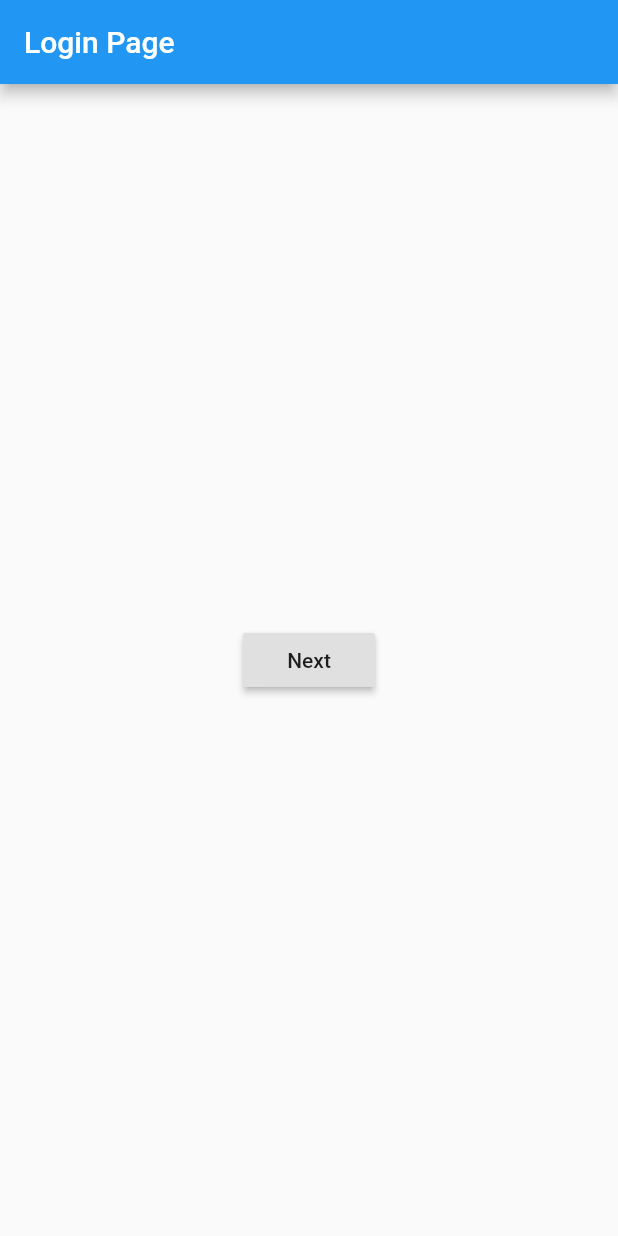
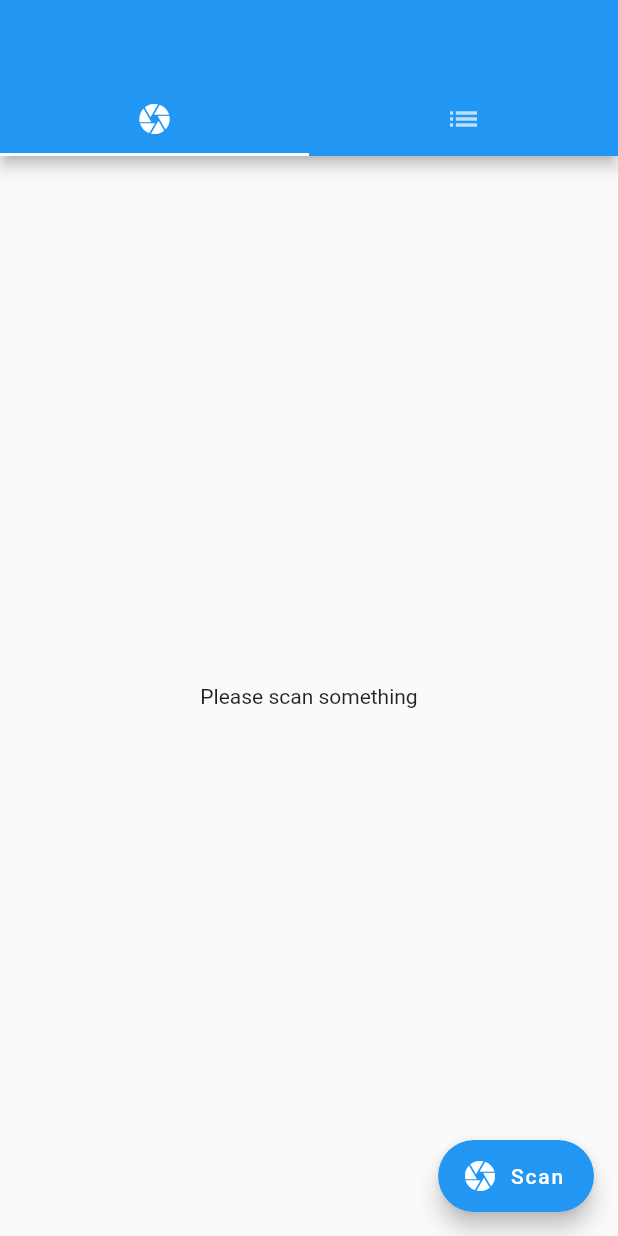
Before and after one commit to manikandan-selvanathan/flutter_learning, a Flutter app: the screen it shows after launch, on a phone screen of 412 x 824 dp. Run offline on Flutter 3.47's test engine with Material 2 defaults, Android fonts, the phone set to English and light mode, and no system bars; missing offline and left inert: barcode_scan.

Commit message:
Added Barcode Sample

```diff
--- /dev/null
+++ b/lib/BarcodeScan.dart
@@ -0,0 +1,47 @@
+import 'package:flutter/material.dart';
+import 'package:barcode_scan/barcode_scan.dart';
+
+class BarcodeMainPage extends StatefulWidget {
+  @override
+  BarcodeMainPageState createState() => BarcodeMainPageState();
+}
+
+class BarcodeMainPageState extends State<BarcodeMainPage> {
+  String result="Please scan something";
+
+  Future scanQR() async {
+
+    String qrResult=await BarcodeScanner.scan();
+    setState(() {
+      result=qrResult;
+    });
+
+  }
+
+  @override
+  Widget build(BuildContext context) {
+    return MaterialApp(
+      home: DefaultTabController(
+          length: 2,
+          child: Scaffold(
+            appBar: AppBar(
+              bottom: TabBar(
+                  tabs: <Widget>[
+                    Tab(child:Icon(Icons.camera)),
+                    Tab(child:Icon(Icons.list))
+                  ]),
+            ),
+            body: TabBarView(children: <Widget>[
+              Center(child:Text(result)),
+              Center(child: Text('2'),)
+            ]),
+            floatingActionButton: FloatingActionButton.extended(
+              icon:Icon(Icons.camera),
+              label: Text('Scan'),
+              onPressed: scanQR,
+            ),
+          )),
+
+    );
+  }
+}
--- a/lib/main.dart
+++ b/lib/main.dart
@@ -1,5 +1,6 @@
 import 'package:flutter/material.dart';
 
+import 'BarcodeScan.dart';
 import 'PageRedirection.dart';
 
 void main() => runApp(MyApp());
@@ -12,7 +13,7 @@ class MyApp extends StatelessWidget {
       theme: ThemeData(
         primarySwatch: Colors.blue,
       ),
-      home: LoginPage(),
+      home: BarcodeMainPage(),
     );
   }
 }
--- a/pubspec.yaml
+++ b/pubspec.yaml
@@ -23,6 +23,7 @@ dependencies:
   # The following adds the Cupertino Icons font to your application.
   # Use with the CupertinoIcons class for iOS style icons.
   cupertino_icons: ^0.1.2
+  barcode_scan: ^0.0.3
 
 dev_dependencies:
   flutter_test:
```
Also changed, not shown: pubspec.lock, 1 other file.
